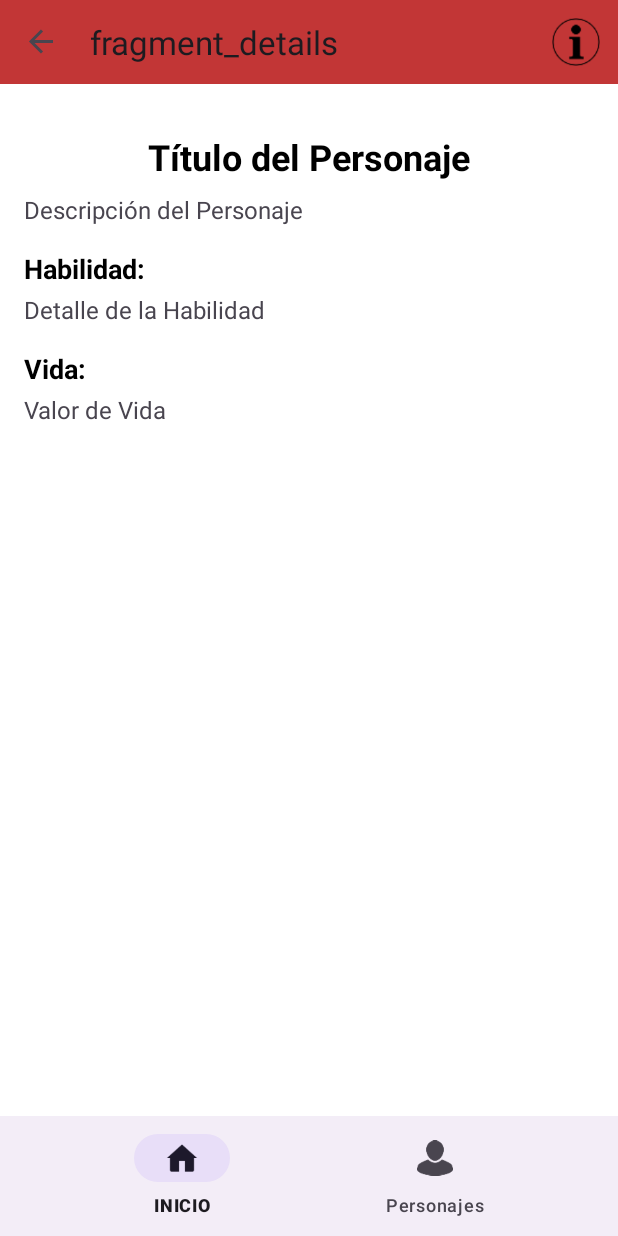
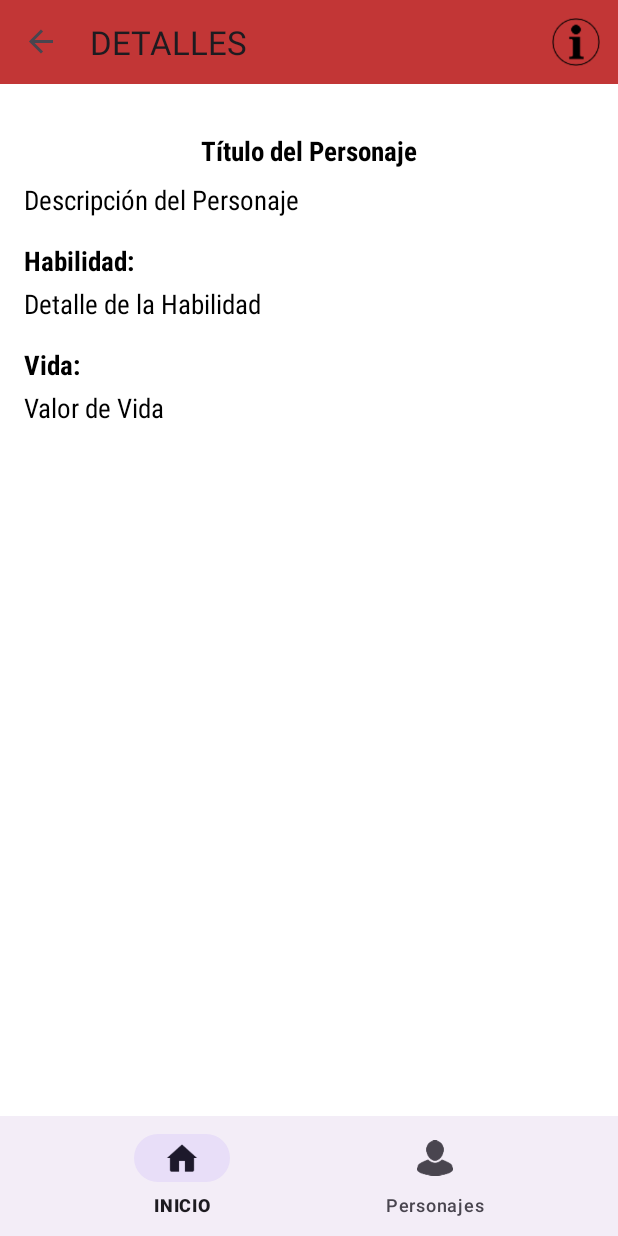
Before and after one commit to rubengitprog/PMDMRRBTarea2v2, an Android app: the DetailsFragment screen opened through its navigation route, on a phone screen of 412 x 824 dp. Run offline under Robolectric (Android 15) with nearby library versions, the phone set to English and light mode, and no system bars; our stand-ins replace navigation-ui.

Commit message:
Añadido de estilos.

```diff
--- a/app/src/main/java/com/example/pmdmrrbtarea2v2/CharactersActivity.java
+++ b/app/src/main/java/com/example/pmdmrrbtarea2v2/CharactersActivity.java
@@ -78,8 +78,6 @@ public class CharactersActivity extends AppCompatActivity {
             if (id == R.id.navigation_home_drawer) {
                 navController.navigate(R.id.blankFragment);
             } else if (id == R.id.navigation_profile_drawer) {
-                navController.navigate(R.id.settingsFragment);
-            } else if (id == R.id.language_drawer) {
                 navController.navigate(R.id.languageFragment);
             } else if (id == R.id.exit_drawer) {
                 finish();
--- a/app/src/main/java/com/example/pmdmrrbtarea2v2/DetailsFragment.java
+++ b/app/src/main/java/com/example/pmdmrrbtarea2v2/DetailsFragment.java
@@ -29,6 +29,9 @@ public class DetailsFragment extends Fragment {
     @Override
     public View onCreateView(LayoutInflater inflater, ViewGroup container,
                              Bundle savedInstanceState) {
+        if (getActivity() != null) {
+            Objects.requireNonNull(((AppCompatActivity) getActivity()).getSupportActionBar()).setTitle(getString(R.string.fragment_details));
+        }
         View view = inflater.inflate(R.layout.fragment_details, container, false);
         // Inflate the layout for this fragment
         // Obtener referencias a los elementos de la interfaz
--- a/app/src/main/res/layout/fragment_characters.xml
+++ b/app/src/main/res/layout/fragment_characters.xml
@@ -16,7 +16,7 @@
             android:id="@+id/recyclerView"
             android:layout_width="match_parent"
             android:layout_height="match_parent"
-
+            style="@style/RecyclerViewStyle"
             android:paddingTop="10dp" />
 
 
--- a/app/src/main/res/layout/fragment_details.xml
+++ b/app/src/main/res/layout/fragment_details.xml
@@ -26,10 +26,8 @@
             android:layout_width="wrap_content"
             android:layout_height="wrap_content"
             android:text="@string/t_tulo_del_personaje"
-            android:textSize="24sp"
-            android:textStyle="bold"
-            android:textColor="@color/black"
-            android:layout_marginBottom="8dp" />
+            android:layout_marginBottom="8dp"
+            style="@style/TextStyleTh"/>
 
         <!-- Descripción -->
         <TextView
@@ -37,8 +35,8 @@
             android:layout_width="match_parent"
             android:layout_height="wrap_content"
             android:text="@string/descripci_n_del_personaje"
-            android:textSize="16sp"
 
+            style="@style/TextStylePrimary"
             android:layout_marginBottom="16dp" />
 
         <!-- Sección de habilidades -->
@@ -48,8 +46,7 @@
             android:layout_height="wrap_content"
             android:text="@string/habilidad"
             android:textSize="18sp"
-            android:textStyle="bold"
-            android:textColor="@color/black"
+            style="@style/TextStyleTh"
             android:layout_marginBottom="4dp" />
 
         <TextView
@@ -57,8 +54,8 @@
             android:layout_width="match_parent"
             android:layout_height="wrap_content"
             android:text="@string/detalle_de_la_habilidad"
-            android:textSize="16sp"
 
+            style="@style/TextStylePrimary"
             android:layout_marginBottom="16dp" />
 
         <!-- Sección de vida -->
@@ -67,9 +64,7 @@
             android:layout_width="match_parent"
             android:layout_height="wrap_content"
             android:text="@string/vida"
-            android:textSize="18sp"
-            android:textStyle="bold"
-            android:textColor="@color/black"
+            style="@style/TextStyleTh"
             android:layout_marginBottom="4dp" />
 
         <TextView
@@ -77,8 +72,8 @@
             android:layout_width="match_parent"
             android:layout_height="wrap_content"
             android:text="@string/valor_de_vida"
-            android:textSize="16sp"
 
+            style="@style/TextStylePrimary"
             android:layout_marginBottom="16dp" />
     </LinearLayout>
 </ScrollView>
--- a/app/src/main/res/layout/fragment_language.xml
+++ b/app/src/main/res/layout/fragment_language.xml
@@ -13,14 +13,16 @@
         android:text="@string/language_title"
         android:textSize="18sp"
         android:layout_marginBottom="8dp"
-        android:textStyle="bold"/>
+        android:textStyle="bold"
+        style="@style/TextStylePrimary"/>
     <TextView
         android:id="@+id/tv_language_label"
         android:layout_width="wrap_content"
         android:layout_height="wrap_content"
         android:text="@string/language"
         android:textSize="18sp"
-        android:layout_marginBottom="8dp" />
+        android:layout_marginBottom="8dp"
+        style="@style/TextStylePrimary"/>
 
     <Switch
         android:id="@+id/switch_language"
--- a/app/src/main/res/layout/item_cardview.xml
+++ b/app/src/main/res/layout/item_cardview.xml
@@ -25,6 +25,7 @@
             android:padding="8dp"
             android:layout_marginBottom="3dp"
 
+
             >
 
             <ImageView
@@ -44,13 +45,15 @@
                     android:layout_width="wrap_content"
                     android:layout_height="wrap_content"
                     android:text="@string/nombre"
+                    style="@style/TextStyleTh"
                     android:textSize="20sp" />
 
                 <TextView
                     android:id="@+id/txtDescription"
                     android:layout_width="wrap_content"
                     android:layout_height="wrap_content"
-                    android:text="@string/descripcion" />
+                    android:text="@string/descripcion"
+                    style="@style/TextStyleSecondary"/>
 
 
             </LinearLayout>
--- a/app/src/main/res/menu/drawer_menu.xml
+++ b/app/src/main/res/menu/drawer_menu.xml
@@ -7,14 +7,10 @@
         app:showAsAction="never"/>
     <item
         android:id="@+id/navigation_profile_drawer"
-        android:title="@string/settings"
+        android:title="@string/fragment_title_Setting"
         android:icon="@drawable/settings"
         app:showAsAction="never"/>
-    <item
-        android:id="@+id/language_drawer"
-        android:title="@string/language"
-        android:icon="@drawable/language"
-        app:showAsAction="never"/>
+
     <item
         android:id="@+id/exit_drawer"
         android:title="@string/salir"
--- a/app/src/main/res/values/colors.xml
+++ b/app/src/main/res/values/colors.xml
@@ -2,4 +2,13 @@
 <resources>
     <color name="black">#FF000000</color>
     <color name="white">#FFFFFFFF</color>
+    <color name="colorPrimary">#FF0000</color> <!-- Rojo Mario -->
+    <color name="colorSecondary">#FFD700</color> <!-- Amarillo (Monedas) -->
+    <color name="colorAccent">#1E90FF</color> <!-- Azul (Cielo) -->
+    <color name="textColorPrimary">#FFFFFF</color> <!-- Blanco (para texto principal) -->
+    <color name="textColorSecondary">#000000</color> <!-- Negro (para texto secundario) -->
+    <color name="buttonTextColor">#FFFFFF</color> <!-- Blanco para texto de botones -->
+    <color name="buttonBackgroundColor">#FF4500</color> <!-- Naranja para el fondo de los botones -->
+    <color name="buttonPressedColor">#FF6347</color> <!-- Rojo más claro cuando se presiona el botón -->
+    <color name="colorPrimaryDark">#B13831</color> <!-- Ejemplo de color rojo -->
 </resources>
--- a/app/src/main/res/values/strings.xml
+++ b/app/src/main/res/values/strings.xml
@@ -53,5 +53,6 @@
     <string name="language_change">¡Has cambiado el idioma a Español!</string>
     <string name="fragment_title_Setting">AJUSTES</string>
     <string name="fragment_language_title">CAMBIAR IDIOMA</string>
+    <string name="fragment_details">DETALLES</string>
 
 </resources>
--- a/app/src/main/res/values/themes.xml
+++ b/app/src/main/res/values/themes.xml
@@ -5,7 +5,9 @@
         <!-- Customize your light theme here. -->
         <!-- <item name="colorPrimary">@color/my_light_primary</item>
          -->
-
+        <item name="colorPrimary">@color/colorPrimary</item>
+        <item name="colorPrimaryDark">@color/colorPrimaryDark</item>
+        <item name="colorAccent">@color/colorAccent</item>
         <item name="android:windowSplashScreenAnimatedIcon" >@drawable/shy</item>
         <item name="android:windowSplashScreenAnimationDuration">1000</item>
     </style>
```
Also changed, not shown: app/src/main/res/layout/activity_main.xml (+5 -3 lines), app/src/main/res/values/styles.xml (added, +71 -0 lines), 1 other file.
